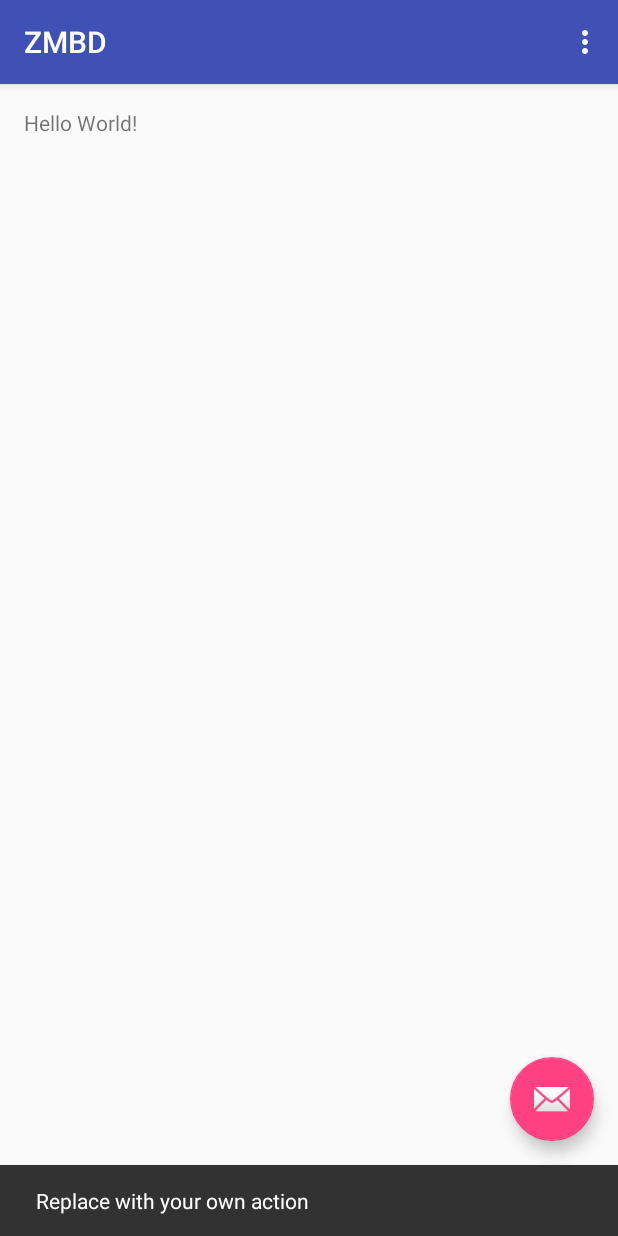
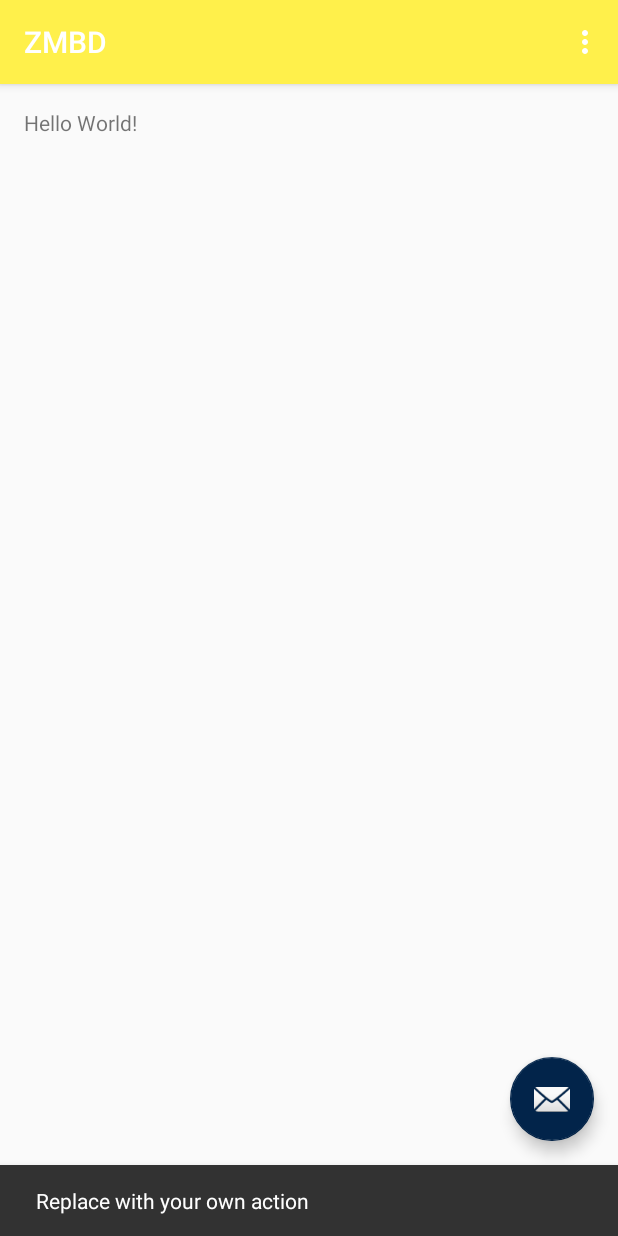
Before and after one commit to diegotori/zmdb, an Android app: the screen it shows after launch (MainActivity), after a tap on an icon or button, on a phone screen of 412 x 824 dp. Run offline under Robolectric (Android 15) with nearby library versions, the phone set to English and light mode, and no system bars.

Commit message:
Added ZodDoc based colors to project.

```diff
--- a/app/src/main/res/values-v21/styles.xml
+++ b/app/src/main/res/values-v21/styles.xml
@@ -5,5 +5,19 @@
         <item name="windowNoTitle">true</item>
         <item name="android:windowDrawsSystemBarBackgrounds">true</item>
         <item name="android:statusBarColor">@android:color/transparent</item>
+        <item name="android:navigationBarColor">@color/colorPrimaryDark</item>
+    </style>
+
+    <style name="AppTheme" parent="Theme.AppCompat.Light">
+        <!-- Customize your theme here. -->
+        <item name="colorPrimary">@color/colorPrimary</item>
+        <item name="colorPrimaryDark">@color/colorPrimaryDark</item>
+        <item name="textColorPrimary">@color/colorAccent</item>
+        <item name="textColorSecondary">@color/colorTextSecondary</item>
+        <item name="actionMenuTextColor">@color/colorAccent</item>
+        <item name="actionOverflowTextColor">@color/colorAccent</item>
+        <item name="dividerHorizontal">@color/colorDivider</item>
+        <item name="colorAccent">@color/colorAccent</item>
+        <item name="android:navigationBarColor">@color/colorPrimaryDark</item>
     </style>
 </resources>
--- a/app/src/main/res/values/colors.xml
+++ b/app/src/main/res/values/colors.xml
@@ -1,6 +1,11 @@
 <?xml version="1.0" encoding="utf-8"?>
 <resources>
-    <color name="colorPrimary">#3F51B5</color>
-    <color name="colorPrimaryDark">#303F9F</color>
-    <color name="colorAccent">#FF4081</color>
+    <color name="colorPrimary">#FFF04B</color>
+    <color name="colorPrimaryLight">#FFF9C4</color>
+    <color name="colorPrimaryDark">#fbc02d</color>
+    <color name="colorAccent">#02244a</color>
+    <color name="colorTextPrimary">#212121</color>
+    <color name="colorTextSecondary">#757575</color>
+    <color name="colorIcons">#212121</color>
+    <color name="colorDivider">#BDBDBD</color>
 </resources>
--- a/app/src/main/res/values/styles.xml
+++ b/app/src/main/res/values/styles.xml
@@ -1,10 +1,15 @@
 <resources>
 
     <!-- Base application theme. -->
-    <style name="AppTheme" parent="Theme.AppCompat.Light.DarkActionBar">
+    <style name="AppTheme" parent="Theme.AppCompat.Light">
         <!-- Customize your theme here. -->
         <item name="colorPrimary">@color/colorPrimary</item>
         <item name="colorPrimaryDark">@color/colorPrimaryDark</item>
+        <item name="textColorPrimary">@color/colorAccent</item>
+        <item name="textColorSecondary">@color/colorTextSecondary</item>
+        <item name="actionMenuTextColor">@color/colorAccent</item>
+        <item name="actionOverflowTextColor">@color/colorAccent</item>
+        <item name="dividerHorizontal">@color/colorDivider</item>
         <item name="colorAccent">@color/colorAccent</item>
     </style>
 
```
